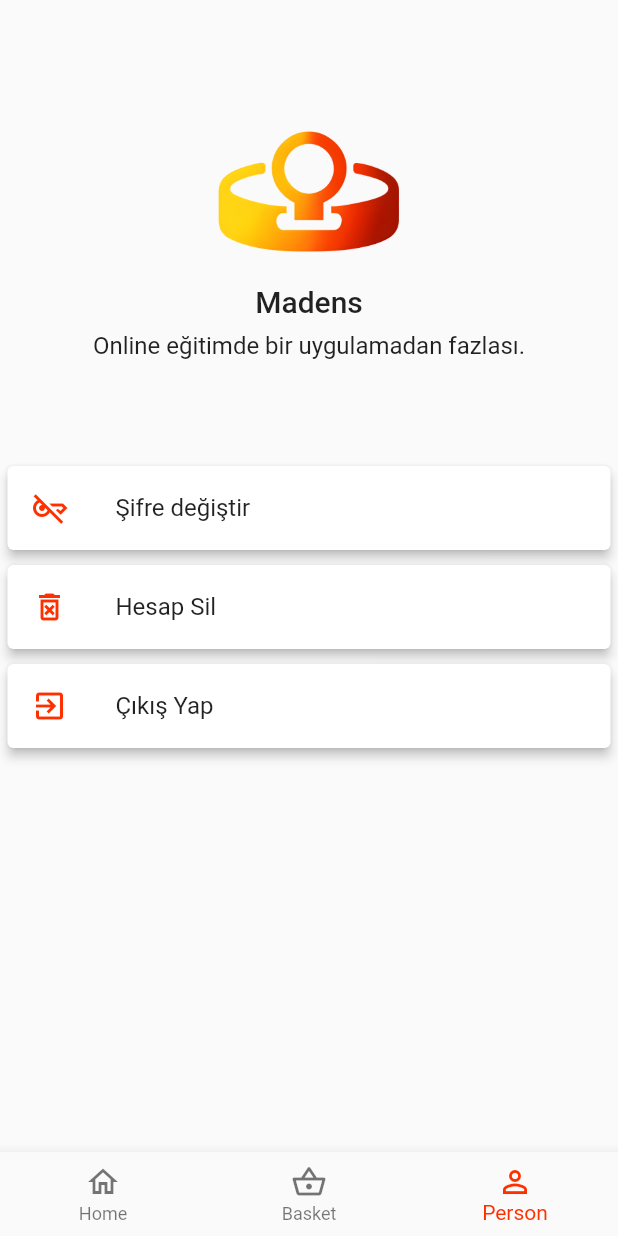
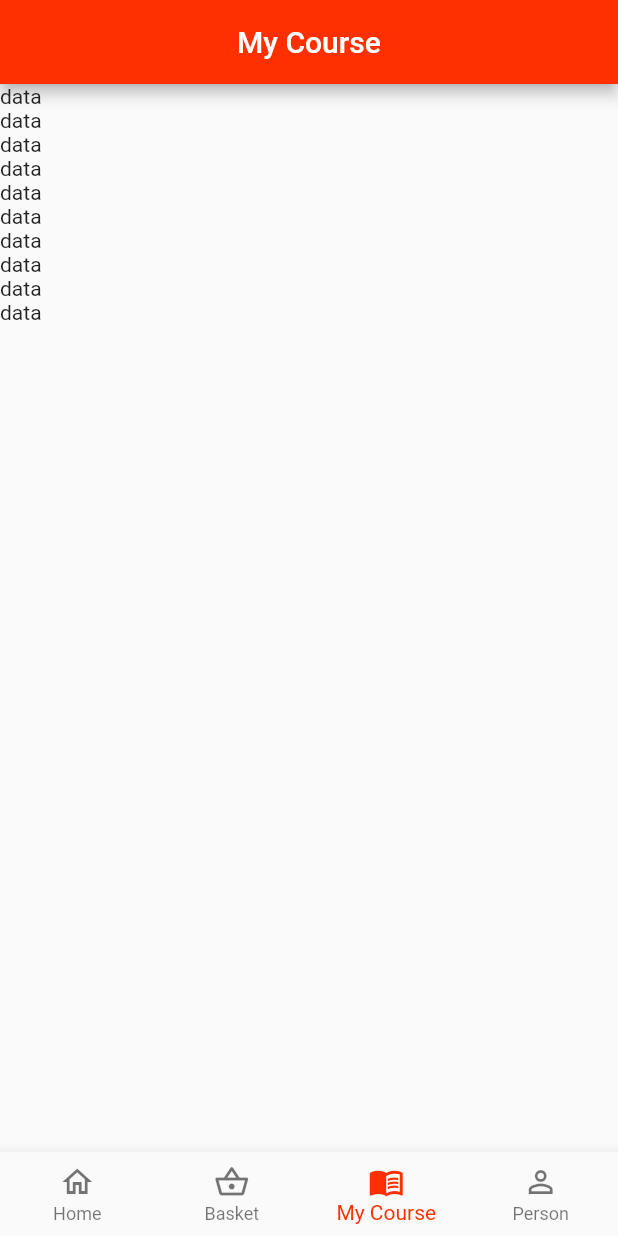
Before and after one commit to suleymangunes/Madens_education_app, a Flutter app: the StudentHomePage screen opened by its route, item 3 of the bottom bar chosen, on a phone screen of 412 x 824 dp. Run offline on Flutter 3.47's test engine with Material 2 defaults, Android fonts, the light colour scheme and no system bars; our stand-ins replace easy_localization, flutter_bloc, go_router, hive, hive_flutter, introduction_screen and 1 more; accounts and stored records are empty; network calls fail; project files that could hold a hidden picture were left out.

Commit message:
Created My Courses screen, Designed and Connected Api

```diff
--- a/lib/core/components/image/listtile_image.dart
+++ b/lib/core/components/image/listtile_image.dart
@@ -9,11 +9,9 @@ class LisstileImage extends StatelessWidget {
   Widget build(BuildContext context) {
     return SizedBox(
       height: context.listtileImageSize,
-      child: FittedBox(
+      child: Image.network(
+        image,
         fit: BoxFit.cover,
-        child: Image.network(
-          image,
-        ),
       ),
     );
   }
--- a/lib/core/init/navigation/navigation_routers.dart
+++ b/lib/core/init/navigation/navigation_routers.dart
@@ -7,6 +7,7 @@ import 'package:education_app_like_udemy/view/student/home/view/student_home_pag
 import 'package:education_app_like_udemy/view/auth/introduction/view/introduction_screen.dart';
 import 'package:education_app_like_udemy/view/auth/login/view/login_page.dart';
 import 'package:education_app_like_udemy/view/settings/view/setting_view.dart';
+import 'package:education_app_like_udemy/view/student/payment/view/payment_view.dart';
 import 'package:education_app_like_udemy/view/student/product/product-detail/view/product_detail_page.dart';
 import 'package:education_app_like_udemy/view/student/search/view/search_view.dart';
 import 'package:education_app_like_udemy/view/teacher/home/view/teacher_home_page.dart';
@@ -65,6 +66,10 @@ class NavigationRouters {
           return ProductDetailPage(id: id);
         },
       ),
+      GoRoute(
+        path: RouteEnum.payment.rawValue,
+        builder: (context, state) => const PaymentView(),
+      ),
     ],
   );
 }
--- a/lib/view/_product/enum/route/route_enum.dart
+++ b/lib/view/_product/enum/route/route_enum.dart
@@ -8,6 +8,7 @@ enum RouteEnum {
   teacherHomePage,
   studentSearch,
   productDetail,
+  payment,
 }
 
 extension RouteEnumString on RouteEnum {
@@ -31,6 +32,8 @@ extension RouteEnumString on RouteEnum {
         return '/studentHomepage/studentSearch';
       case RouteEnum.productDetail:
         return '/productDetail';
+      case RouteEnum.payment:
+        return '/payment';
     }
   }
 }
--- a/lib/view/_product/screen-list/student/studen_screen_list.dart
+++ b/lib/view/_product/screen-list/student/studen_screen_list.dart
@@ -1,5 +1,6 @@
 import 'package:education_app_like_udemy/view/student/basket/view/basket_view.dart';
 import 'package:education_app_like_udemy/view/student/home/view/home_view.dart';
+import 'package:education_app_like_udemy/view/student/my-course/view/my_course_view.dart';
 import 'package:education_app_like_udemy/view/student/profile/view/profile_view.dart';
 import 'package:flutter/material.dart';
 
@@ -7,6 +8,7 @@ class StudentScreens {
   final List<Widget> screens = [
     const HomeView(),
     const BasketView(),
+    const MyCourseView(),
     const ProfileView(),
   ];
 }
--- a/lib/view/student/home/view/student_home_page.dart
+++ b/lib/view/student/home/view/student_home_page.dart
@@ -25,6 +25,7 @@ class StudentHomePage extends StatelessWidget {
 
   BottomNavigationBar _bottomNavBar(int state, BuildContext context) {
     return BottomNavigationBar(
+      type: BottomNavigationBarType.fixed,
       currentIndex: state,
       onTap: (value) {
         context.read<BottomNavIndexCubit>().changeBottomIndex(value);
@@ -32,6 +33,7 @@ class StudentHomePage extends StatelessWidget {
       items: const [
         BottomNavigationBarItem(icon: IconConstants.home, label: StringConstants.home),
         BottomNavigationBarItem(icon: IconConstants.basket, label: StringConstants.basket),
+        BottomNavigationBarItem(icon: Icon(Icons.menu_book_outlined), label: "My Course"),
         BottomNavigationBarItem(icon: IconConstants.person, label: StringConstants.person),
       ],
     );
--- /dev/null
+++ b/lib/view/student/my-course/view/my_course_view.dart
@@ -0,0 +1,103 @@
+// ignore_for_file: public_member_api_docs, sort_constructors_first
+import 'dart:convert';
+import 'dart:io';
+
+import 'package:flutter/material.dart';
+import 'package:flutter_bloc/flutter_bloc.dart';
+import 'package:hive/hive.dart';
+import 'package:http/http.dart' as http;
+
+import 'package:education_app_like_udemy/view/_product/enum/get-course/get_course_enum.dart';
+import 'package:education_app_like_udemy/view/student/basket/model/basket_model.dart';
+
+class MyCourseView extends StatelessWidget {
+  const MyCourseView({super.key});
+
+  @override
+  Widget build(BuildContext context) {
+    return Scaffold(
+      appBar: AppBar(
+        title: const Text("My Course"),
+      ),
+      body: BlocProvider(
+        create: (context) => MyCourseCubit()..getMyCourses(),
+        child: BlocBuilder<MyCourseCubit, IMyCourseState>(
+          builder: (context, state) {
+            print(state.status);
+            return ListView.builder(
+              itemCount: 10,
+              itemBuilder: (BuildContext context, int index) {
+                return const Text("data");
+              },
+            );
+          },
+        ),
+      ),
+    );
+  }
+}
+
+class MyCourseCubit extends Cubit<IMyCourseState> {
+  MyCourseCubit() : super(MyCourseInitial());
+
+  Future<void> getMyCourses() async {
+    try {
+      emit(MyCourseLoading());
+      final response = await MyCourseRepository().getMyCourses();
+      if (response != null) {
+        emit(MyCourseCompleted(response));
+      } else {
+        emit(MyCourseError("Kursunuz bulunmamakta"));
+      }
+    } catch (e) {
+      emit(MyCourseError(e.toString()));
+    }
+  }
+}
+
+abstract class IMyCourseState {
+  GetCourseEnum status;
+  IMyCourseState({required this.status});
+}
+
+class MyCourseInitial extends IMyCourseState {
+  MyCourseInitial() : super(status: GetCourseEnum.initial);
+}
+
+class MyCourseLoading extends IMyCourseState {
+  MyCourseLoading() : super(status: GetCourseEnum.loading);
+}
+
+class MyCourseCompleted extends IMyCourseState {
+  final List<BasketModel> response;
+  MyCourseCompleted(this.response) : super(status: GetCourseEnum.completed);
+}
+
+class MyCourseError extends IMyCourseState {
+  final String message;
+  MyCourseError(this.message) : super(status: GetCourseEnum.error);
+}
+
+class MyCourseRepository {
+  final _token = Hive.box('token');
+
+  Future<List<BasketModel>?>? getMyCourses() async {
+    final token = _token.get('myToken');
+    const String link = "https://10.0.2.2:7278/api/Basket/listMyCourse";
+    var c = await http.get(
+      Uri.parse(link),
+      headers: {
+        'Content-Type': 'application/json',
+        'Accept': 'application/json',
+        HttpHeaders.authorizationHeader: 'Bearer $token',
+      },
+    );
+
+    if (jsonDecode(c.body)["data"] != null) {
+      var json = jsonDecode(c.body)["data"] as List;
+      return json.map((e) => BasketModel.fromJson(e)).toList();
+    } else {
+      return null;
+    }
+  }
+}
--- /dev/null
+++ b/lib/view/student/payment/model/payment_card_model.dart
@@ -0,0 +1,27 @@
+class PaymentCardModel {
+  String? cardHolderName;
+  String? cardNumber;
+  String? expireMonth;
+  String? expireYear;
+  String? cvc;
+
+  PaymentCardModel({this.cardHolderName, this.cardNumber, this.expireMonth, this.expireYear, this.cvc});
+
+  PaymentCardModel.fromJson(Map<String, dynamic> json) {
+    cardHolderName = json['cardHolderName'];
+    cardNumber = json['cardNumber'];
+    expireMonth = json['expireMonth'];
+    expireYear = json['expireYear'];
+    cvc = json['cvc'];
+  }
+
+  Map<String, dynamic> toJson() {
+    final Map<String, dynamic> data = <String, dynamic>{};
+    data['cardHolderName'] = cardHolderName;
+    data['cardNumber'] = cardNumber;
+    data['expireMonth'] = expireMonth;
+    data['expireYear'] = expireYear;
+    data['cvc'] = cvc;
+    return data;
+  }
+}
```
Also changed, not shown: lib/view/student/basket/view/basket_view.dart (+28 -27 lines), lib/view/student/payment/view/payment_view.dart (added, +161 -0 lines).
